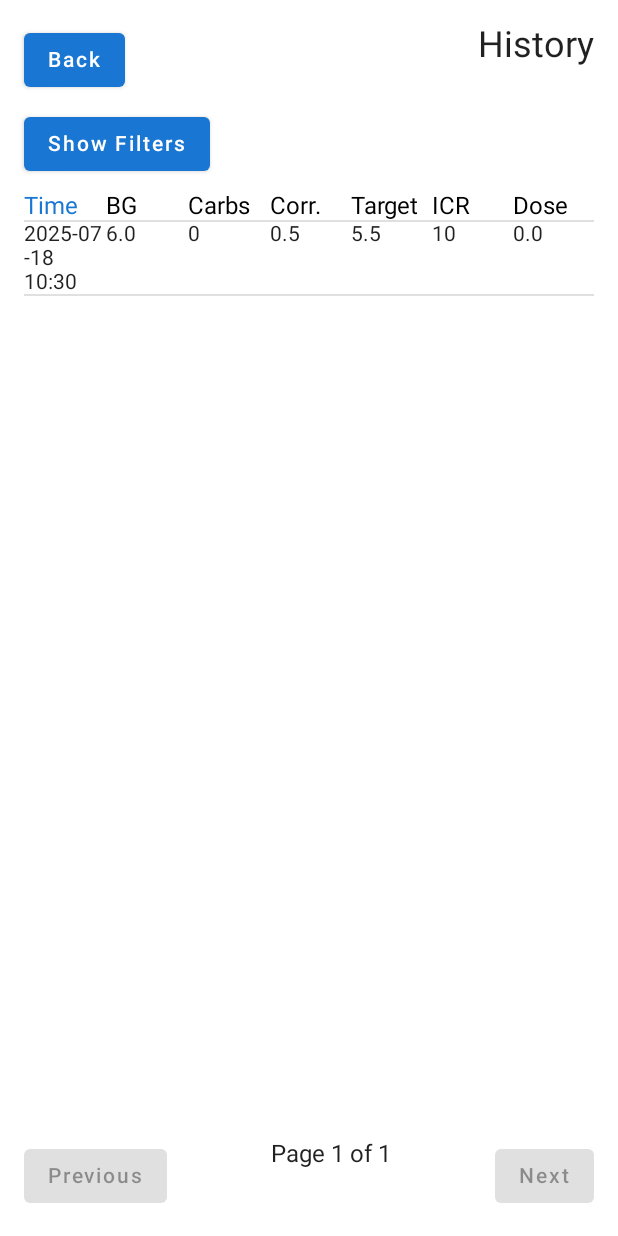
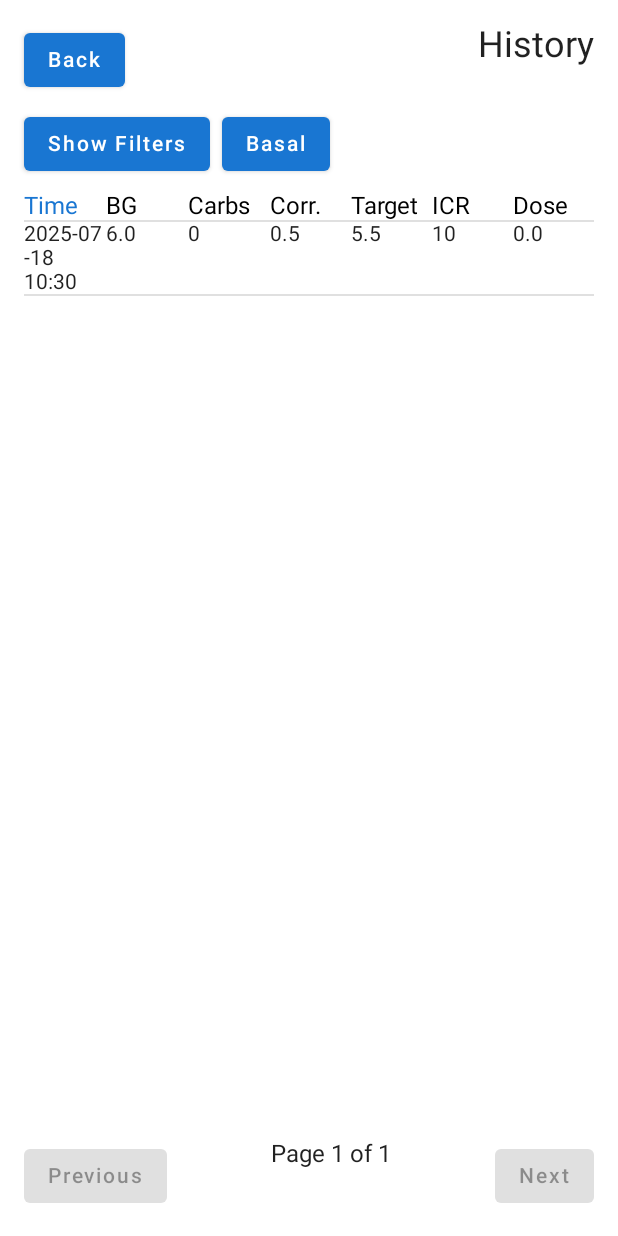
Before and after one commit to DrewRowan/insulin-calculator-modern, an Android app built with Jetpack Compose: the screen it shows after launch (MainActivity), after a tap on "View History", on a phone screen of 412 x 824 dp. Run offline under Robolectric (Android 15) with nearby library versions, the phone set to English and light mode, and no system bars.

Commit message:
show estimated bolus on history screen

```diff
--- a/app/src/main/java/com/example/insulincalculator/MainActivity.kt
+++ b/app/src/main/java/com/example/insulincalculator/MainActivity.kt
@@ -172,6 +172,12 @@ fun HistoryScreen(
     var filterExpanded by remember { mutableStateOf(false) }
     var showDeleteDialog by remember { mutableStateOf(false) }
     var entryToDelete by remember { mutableStateOf<com.example.insulincalculator.data.InsulinEntry?>(null) }
+    var showBasalDialog by remember { mutableStateOf(false) }
+
+    val dateFormat = remember { SimpleDateFormat("yyyy-MM-dd", Locale.getDefault()) }
+    val dailyTotals = state.entries.groupBy { dateFormat.format(it.timestamp) }
+        .mapValues { (_, entries) -> entries.sumOf { it.finalInsulinDose } }
+    val averageDailyDose = if (dailyTotals.isNotEmpty()) dailyTotals.values.average() else 0.0
 
     Column(
         modifier = Modifier
@@ -188,9 +194,15 @@ fun HistoryScreen(
 
         Spacer(modifier = Modifier.height(8.dp))
 
-        Box(modifier = Modifier.fillMaxWidth()) {
-            Button(onClick = { filterExpanded = !filterExpanded }) {
-                Text(if (filterExpanded) "Hide Filters" else "Show Filters")
+        Row(modifier = Modifier.fillMaxWidth(), horizontalArrangement = Arrangement.SpaceBetween) {
+            Row {
+                Button(onClick = { filterExpanded = !filterExpanded }) {
+                    Text(if (filterExpanded) "Hide Filters" else "Show Filters")
+                }
+                Spacer(modifier = Modifier.width(8.dp))
+                Button(onClick = { showBasalDialog = true }) {
+                    Text("Basal")
+                }
             }
         }
 
@@ -323,5 +335,15 @@ fun HistoryScreen(
                 }
             )
         }
+        if (showBasalDialog) {
+            AlertDialog(
+                onDismissRequest = { showBasalDialog = false },
+                title = { Text("Estimated Bolus") },
+                text = { Text("Estimated Bolus: ${String.format("%.2f", averageDailyDose)} units") },
+                confirmButton = {
+                    Button(onClick = { showBasalDialog = false }) { Text("OK") }
+                }
+            )
+        }
     }
 }
```
